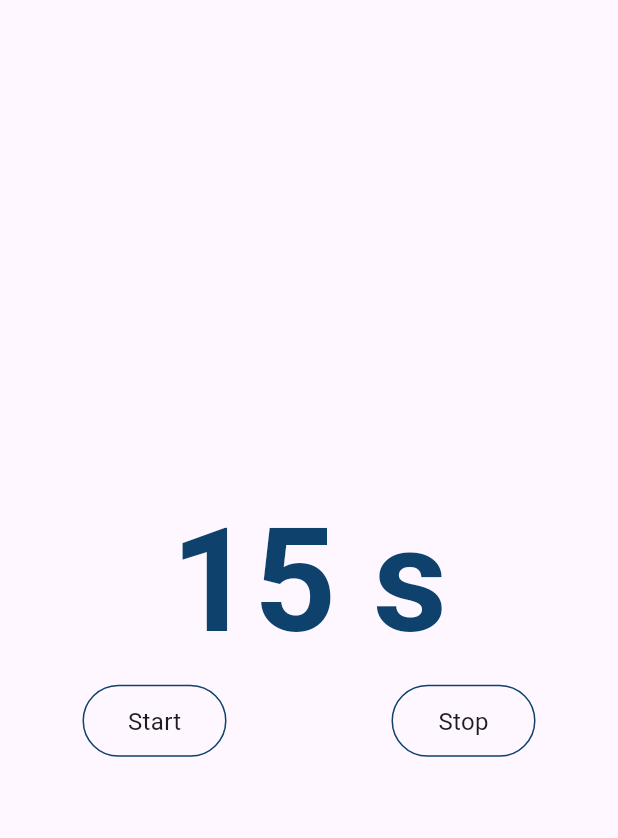
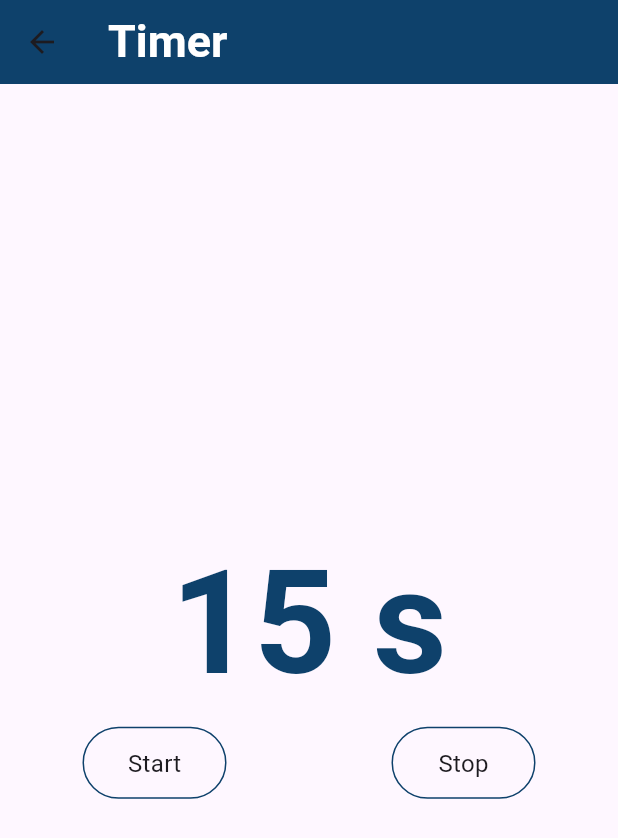
Before and after one commit to Dopa91/projekt_timer_app, a Flutter app: the TimerScreen screen opened directly, on a phone screen of 412 x 824 dp. Shown: the top 838 px of the screen. Run offline on Flutter 3.47's test engine with Material 3 defaults, Android fonts, the light colour scheme and no system bars.

Commit message:
AppBar rebuild and placed per screen for adjustable title

```diff
--- a/lib/feature/homepage/Screens/timer_screen.dart
+++ b/lib/feature/homepage/Screens/timer_screen.dart
@@ -13,7 +13,16 @@ class TimerScreen extends StatefulWidget {
 class _TimerScreenState extends State<TimerScreen> {
   @override
   Widget build(BuildContext context) {
-    return const Column(
+    return Scaffold(
+      appBar: AppBar(
+        backgroundColor: const Color.fromARGB(255, 14, 65, 107),
+        title: const Text(
+          "Timer",
+          style: TextStyle(
+              fontSize: 30, color: Colors.white, fontWeight: FontWeight.w600),
+        ),
+      ),
+      body: const Column(
         mainAxisAlignment: MainAxisAlignment.center,
         children: [
           Text(
@@ -36,6 +45,7 @@ class _TimerScreenState extends State<TimerScreen> {
             ],
           )
         ],
+      ),
     );
   }
 }
```
Also changed, not shown: lib/feature/homepage/Screens/stopwatch_screen.dart (+11 -1 lines), lib/main.dart (+2 -12 lines). Lines whose indentation alone changed are shown as unchanged.
